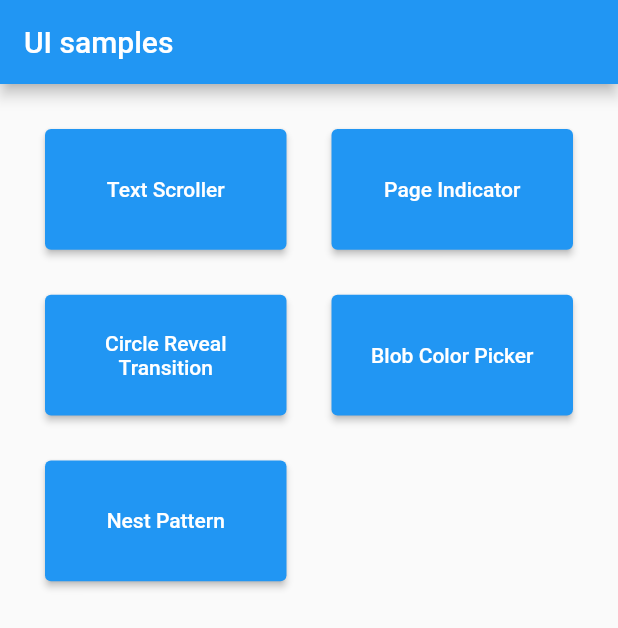
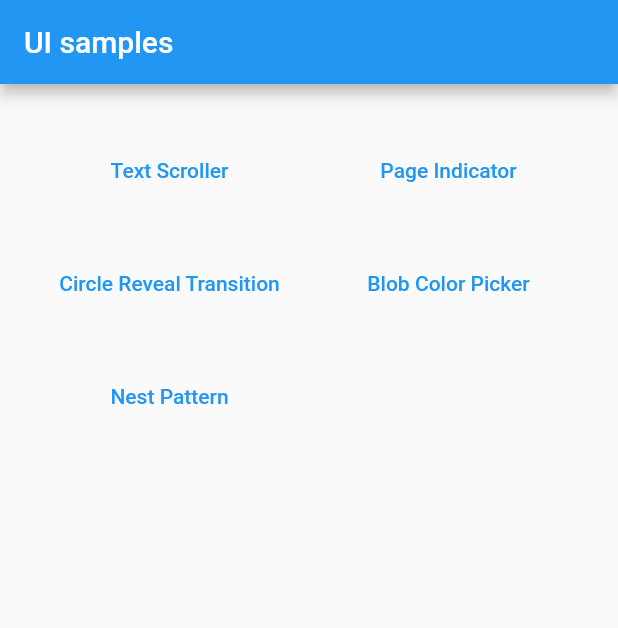
Before and after one commit to mrverdant13/flutter_ui, a Flutter app: the screen it shows after launch, on a phone screen of 412 x 824 dp. Shown: the top 628 px of the screen. Run offline on Flutter 3.47's test engine with Material 2 defaults, Android fonts, the phone set to English and light mode, and no system bars.

Commit message:
feat: enhance appearance

```diff
--- a/lib/main.dart
+++ b/lib/main.dart
@@ -39,24 +39,22 @@ class _Home extends StatelessWidget {
       ),
       body: GridView.count(
         crossAxisCount: MediaQuery.of(context).size.width ~/ 200,
-        childAspectRatio: 2,
+        mainAxisSpacing: 20.0,
+        crossAxisSpacing: 20.0,
+        childAspectRatio: 3,
         padding: const EdgeInsets.all(30.0),
-        crossAxisSpacing: 30.0,
-        mainAxisSpacing: 30.0,
         children: [
           ..._routes.keys.map(
-            (routeName) => ElevatedButton(
-              onPressed: () {
-                Navigator.push(
-                  context,
-                  MaterialPageRoute(
-                    builder: (context) => _routes[routeName]!,
-                  ),
-                );
-              },
+            (routeName) => TextButton(
               child: Text(
                 routeName,
                 textAlign: TextAlign.center,
+              ),
+              onPressed: () => Navigator.push(
+                context,
+                MaterialPageRoute(
+                  builder: (context) => _routes[routeName]!,
+                ),
               ),
             ),
           )
```
